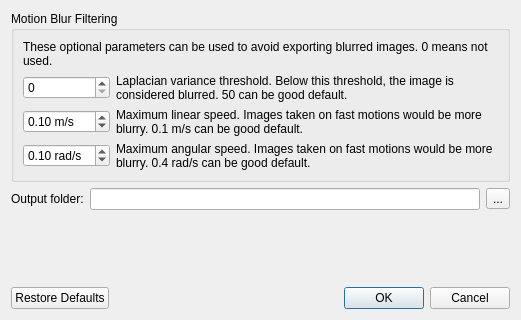
First picture: the form in guilib/src/ui/exportBundlerDialog.ui, repository ros2-gbp/rtabmap-release, before the edit.
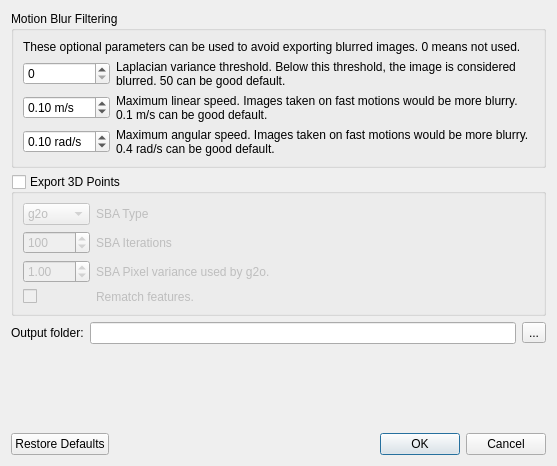
Second picture: the form after the edit.

Patch:
```diff
--- a/guilib/src/ui/exportBundlerDialog.ui
+++ b/guilib/src/ui/exportBundlerDialog.ui
@@ -6,8 +6,8 @@
    <rect>
     <x>0</x>
     <y>0</y>
-    <width>521</width>
-    <height>320</height>
+    <width>557</width>
+    <height>466</height>
    </rect>
   </property>
   <property name="windowTitle">
@@ -124,6 +124,121 @@
      </layout>
     </widget>
    </item>
+   <item>
+    <widget class="QGroupBox" name="groupBox_export_points">
+     <property name="title">
+      <string>Export 3D Points</string>
+     </property>
+     <property name="checkable">
+      <bool>true</bool>
+     </property>
+     <property name="checked">
+      <bool>false</bool>
+     </property>
+     <layout class="QVBoxLayout" name="verticalLayout_3">
+      <item>
+       <layout class="QGridLayout" name="gridLayout_2" columnstretch="0,1">
+        <item row="1" column="0">
+         <widget class="QSpinBox" name="sba_iterations">
+          <property name="minimum">
+           <number>1</number>
+          </property>
+          <property name="maximum">
+           <number>999999</number>
+          </property>
+          <property name="value">
+           <number>100</number>
+          </property>
+         </widget>
+        </item>
+        <item row="1" column="1">
+         <widget class="QLabel" name="label_8">
+          <property name="text">
+           <string>SBA Iterations</string>
+          </property>
+          <property name="wordWrap">
+           <bool>true</bool>
+          </property>
+         </widget>
+        </item>
+        <item row="2" column="1">
+         <widget class="QLabel" name="label_variance">
+          <property name="text">
+           <string>SBA Pixel variance used by g2o.</string>
+          </property>
+          <property name="wordWrap">
+           <bool>true</bool>
+          </property>
+         </widget>
+        </item>
+        <item row="2" column="0">
+         <widget class="QDoubleSpinBox" name="sba_variance">
+          <property name="suffix">
+           <string/>
+          </property>
+          <property name="decimals">
+           <number>2</number>
+          </property>
+          <property name="minimum">
+           <double>0.010000000000000</double>
+          </property>
+          <property name="maximum">
+           <double>999.000000000000000</double>
+          </property>
+          <property name="singleStep">
+           <double>0.010000000000000</double>
+          </property>
+          <property name="value">
+           <double>1.000000000000000</double>
+          </property>
+         </widget>
+        </item>
+        <item row="0" column="1">
+         <widget class="QLabel" name="label_10">
+          <property name="text">
+           <string>SBA Type</string>
+          </property>
+          <property name="wordWrap">
+           <bool>true</bool>
+          </property>
+         </widget>
+        </item>
+        <item row="0" column="0">
+         <widget class="QComboBox" name="comboBox_sbaType">
+          <item>
+           <property name="text">
+            <string>g2o</string>
+           </property>
+          </item>
+          <item>
+           <property name="text">
+            <string>cvsba</string>
+           </property>
+          </item>
+         </widget>
+        </item>
+        <item row="3" column="1">
+         <widget class="QLabel" name="label_variance_2">
+          <property name="text">
+           <string>Rematch features.</string>
+          </property>
+          <property name="wordWrap">
+           <bool>true</bool>
+          </property>
+         </widget>
+        </item>
+        <item row="3" column="0">
+         <widget class="QCheckBox" name="sba_rematchFeatures">
+          <property name="text">
+           <string/>
+          </property>
+         </widget>
+        </item>
+       </layout>
+      </item>
+     </layout>
+    </widget>
+   </item>
    <item>
     <layout class="QHBoxLayout" name="horizontalLayout">
      <item>
```
